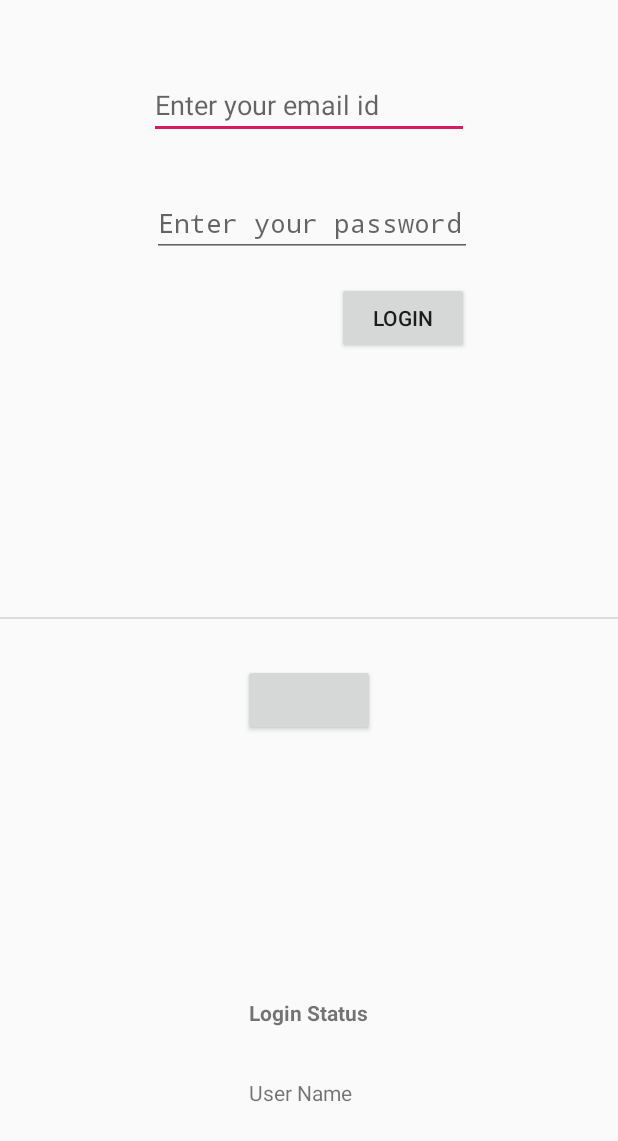
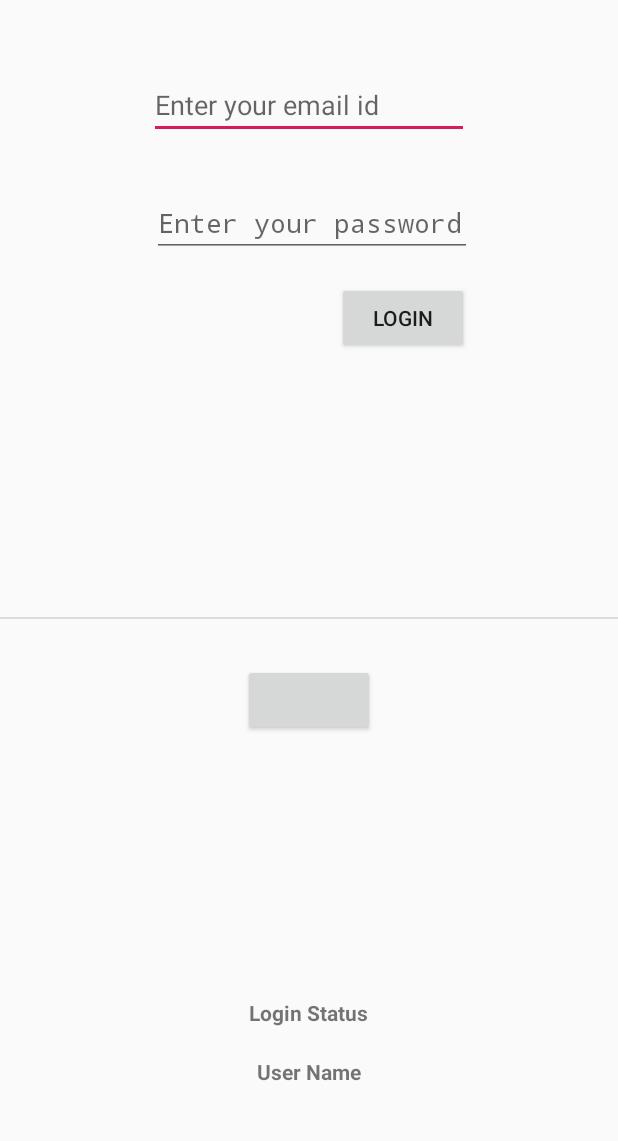
Before and after one commit to ChakreshSinghUC/TeacheNet, an Android app: the Login screen opened directly, with no data from a screen before it, on a phone screen of 412 x 824 dp. Shown: the top 1141 px of the screen. Run offline under Robolectric (Android 15) with nearby library versions, the phone set to English and light mode, and no system bars; libraries missing offline, so code that uses them is left out: com.facebook, com.facebook.login; plain views replace LoginButton; 3 statements that could not run were skipped.

Commit message:
20181017

```diff
--- a/app/src/main/java/com/teachnet/apptitudex/teachnet/Login.java
+++ b/app/src/main/java/com/teachnet/apptitudex/teachnet/Login.java
@@ -9,13 +9,20 @@ import com.facebook.CallbackManager;
 import com.facebook.FacebookCallback;
 import com.facebook.FacebookException;
 
+import com.facebook.FacebookSdk;
+import com.facebook.GraphRequest;
+import com.facebook.GraphResponse;
 import com.facebook.login.LoginResult;
 import com.facebook.login.widget.LoginButton;
+
+import org.json.JSONException;
+import org.json.JSONObject;
+import org.w3c.dom.Text;
 
 public class Login extends Activity {
     LoginButton fbloginbutton;
     TextView loginStatus;
-    TextView userName;
+    TextView fbName;
     CallbackManager callbackManager;
     @Override
     protected void onCreate(Bundle savedInstanceState) {
@@ -24,20 +31,29 @@ public class Login extends Activity {
         setContentView(R.layout.login);
         fbloginbutton = (LoginButton)findViewById(R.id.FB_login_button);
         loginStatus = (TextView)findViewById(R.id.loginStatus);
-        userName = (TextView)findViewById(R.id.userName);
         callbackManager = CallbackManager.Factory.create();
+
         fbloginbutton.registerCallback(callbackManager, new FacebookCallback<LoginResult>() {
           @Override
             public void onSuccess(LoginResult loginResult) {
                 loginStatus.setText("Success \n" +
                 loginResult.getAccessToken().getUserId() +
                 "\n"+ loginResult.getAccessToken().getToken());
-              userName.setText("name");
-             // loginStatus.setText("Here \n" );
-             //  Intent i = new Intent(Login.this, MainActivity.class);
-              // userName = (TextView)findViewById(R.id.userName);
-              // userName.setText(name);
-              // startActivity(i);
+             // fbName = (TextView)findViewById(R.id.fbName);
+                String userid =    loginResult.getAccessToken().getUserId();
+              GraphRequest graphRequest = GraphRequest.newMeRequest(loginResult.getAccessToken(), new GraphRequest.GraphJSONObjectCallback() {
+                          @Override
+                          public void onCompleted(JSONObject object, GraphResponse response) {
+                              displayUserInfo(object);
+                          }
+                      });
+
+              Bundle parameters = new Bundle();
+              parameters.putString("fields", "first_name, last_name"); //, email, id");
+
+              graphRequest.setParameters(parameters);
+              graphRequest.executeAsync();
+
              }
             @Override
             public void onCancel() {
@@ -47,12 +63,42 @@ public class Login extends Activity {
             @Override
             public void onError(FacebookException error) { loginStatus.setText("Error"); }
         });
+
+      }
+
+    public  void  displayUserInfo(JSONObject object) {
+
+               String firstName, lastName; //, email; //, email, id;
+              try {
+                  firstName = object.getString("first_name");
+                  lastName = object.getString("last_name");
+                // email = object.getString("email");
+                // id = object.getString("id");
+                  fbName = (TextView)findViewById(R.id.fbName);
+                  fbName.setText(firstName + " " +  lastName); //+ " " + email + " " + id);
+
+
+
+                  //setContentView(R.layout.activity_main);
+               //   TextView userName;
+                  //Intent i = new Intent(Login.this, MainActivity.class);
+                  //Intent i = new Intent(Login.this, MainActivity.class);
+                  //  startActivity(i);
+                  //(R.id.userName)
+
+              }
+              catch (JSONException e){
+                  fbName = (TextView)findViewById(R.id.fbName);
+                  fbName.setText("Error");
+                  e.printStackTrace();
+              }
+
     }
 
-//    @Override
-//    protected void onActivityResult(int requestCode, int resultCode, Intent data) {
-//        callbackManager.onActivityResult(requestCode, resultCode, data);
-//        super.onActivityResult(requestCode, resultCode, data);
-//    }
+    @Override
+    protected void onActivityResult(int requestCode, int resultCode, Intent data) {
+        callbackManager.onActivityResult(requestCode, resultCode, data);
+        super.onActivityResult(requestCode, resultCode, data);
+    }
 
 }
--- a/app/src/main/java/com/teachnet/apptitudex/teachnet/MainActivity.java
+++ b/app/src/main/java/com/teachnet/apptitudex/teachnet/MainActivity.java
@@ -48,6 +48,8 @@ public class MainActivity extends AppCompatActivity
         navigationView.setNavigationItemSelectedListener(this);
 
 
+
+
     }
 
     @Override
@@ -79,6 +81,7 @@ public class MainActivity extends AppCompatActivity
     //add code here
             Intent i = new Intent(MainActivity.this, Login.class);
             startActivity(i);
+
             return true;
         }
 
--- a/app/src/main/res/layout/login.xml
+++ b/app/src/main/res/layout/login.xml
@@ -25,7 +25,9 @@
         android:layout_marginTop="126dp"
         android:ems="10"
         android:hint="Enter your password"
-        android:inputType="textWebPassword" />
+        android:inputType="textWebPassword"
+        android:layout_alignLeft="@+id/TXemail"
+        android:layout_marginLeft="2dp" />
 
     <Button
         android:id="@+id/BTLogin"
@@ -34,7 +36,8 @@
         android:layout_alignEnd="@+id/TXemail"
         android:layout_alignParentTop="true"
         android:layout_marginTop="188dp"
-        android:text="Login" />
+        android:text="Login"
+        android:layout_alignRight="@+id/TXemail" />
 
     <View
         android:id="@+id/divider"
@@ -42,7 +45,8 @@
         android:layout_height="1dp"
         android:layout_alignParentStart="true"
         android:layout_centerVertical="true"
-        android:background="?android:attr/listDivider" />
+        android:background="?android:attr/listDivider"
+        android:layout_alignParentLeft="true" />
 
     <com.facebook.login.widget.LoginButton
         android:id="@+id/FB_login_button"
@@ -67,12 +71,15 @@
         android:textStyle="bold" />
 
     <TextView
-        android:id="@+id/userName"
+        android:id="@+id/fbName"
         android:layout_width="wrap_content"
         android:layout_height="wrap_content"
-        android:layout_alignStart="@+id/loginStatus"
         android:layout_alignParentBottom="true"
-        android:layout_marginBottom="86dp"
-        android:text="User Name" />
+        android:layout_centerHorizontal="true"
+        android:layout_marginBottom="100dp"
+        android:gravity="center"
+        android:text="User Name"
+        android:textStyle="bold" />
+
 
 </RelativeLayout>
--- a/app/src/main/res/layout/nav_header_main.xml
+++ b/app/src/main/res/layout/nav_header_main.xml
@@ -25,11 +25,11 @@
         android:layout_width="match_parent"
         android:layout_height="wrap_content"
         android:paddingTop="@dimen/nav_header_vertical_spacing"
-        android:text="@string/nav_header_title"
+        android:text="Guest"
         android:textAppearance="@style/TextAppearance.AppCompat.Body1" />
 
     <TextView
-        android:id="@+id/textView"
+        android:id="@+id/emailID"
         android:layout_width="wrap_content"
         android:layout_height="wrap_content"
         android:text="@string/nav_header_subtitle" />
```
Also changed, not shown: app/build.gradle (+13 -0 lines).
